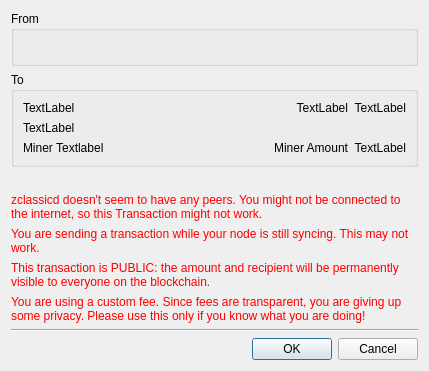
Before: the Qt Designer form src/confirm.ui in ZclassicCommunity/zcl-qt-wallet, drawn with Qt 5.
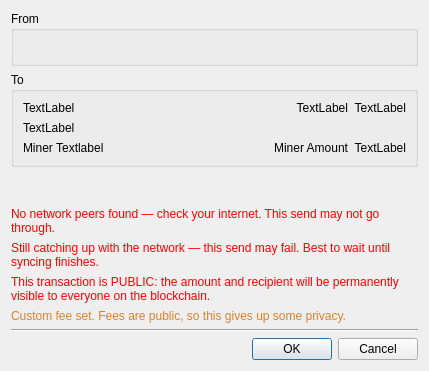
After: the same form once the commit is applied.

The edit to the form file:
```diff
--- a/src/confirm.ui
+++ b/src/confirm.ui
@@ -152,7 +152,7 @@
       <string notr="true">color: red;</string>
      </property>
      <property name="text">
-      <string>zclassicd doesn't seem to have any peers. You might not be connected to the internet, so this Transaction might not work.</string>
+      <string>No network peers found — check your internet. This send may not go through.</string>
      </property>
      <property name="wordWrap">
       <bool>true</bool>
@@ -165,7 +165,7 @@
       <string notr="true">color: red;</string>
      </property>
      <property name="text">
-      <string>You are sending a transaction while your node is still syncing. This may not work.</string>
+      <string>Still catching up with the network — this send may fail. Best to wait until syncing finishes.</string>
      </property>
      <property name="wordWrap">
       <bool>true</bool>
@@ -188,10 +188,10 @@
    <item>
     <widget class="QLabel" name="warningLabel">
      <property name="styleSheet">
-      <string notr="true">color: red;</string>
+      <string notr="true">color: #d9822b;</string>
      </property>
      <property name="text">
-      <string>You are using a custom fee. Since fees are transparent, you are giving up some privacy. Please use this only if you know what you are doing!</string>
+      <string>Custom fee set. Fees are public, so this gives up some privacy.</string>
      </property>
      <property name="wordWrap">
       <bool>true</bool>
```
